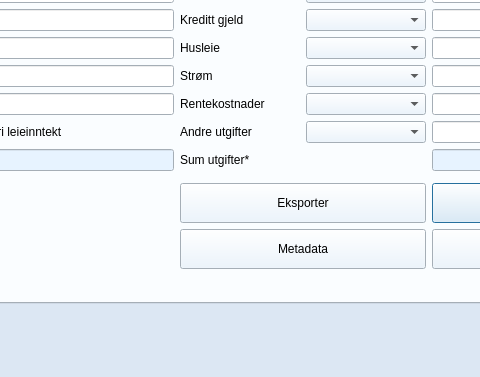
Old version of the form source/ui/views/forms/budget_form.ui in the repository seemir/stressa; both pictures show x 343 to 823 and y 100 to 477 of the 1107 by 477 pixel window.
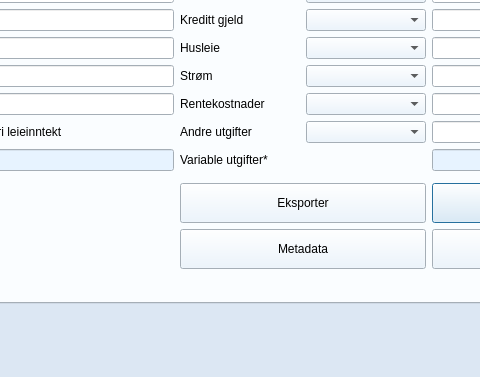
New version of the form. Icons and pictures are not drawn.

Commit message: Renamed one line_edit to variabel_kostnder instead of sum_utgifter

The edit to the form file:
```diff
--- a/source/ui/views/forms/budget_form.ui
+++ b/source/ui/views/forms/budget_form.ui
@@ -1828,7 +1828,7 @@
            <item row="7" column="3">
             <widget class="QLabel" name="label_total_person_utgifter_1">
              <property name="text">
-              <string>Sum utgifter*</string>
+              <string>Variable utgifter*</string>
              </property>
             </widget>
            </item>
```
Left out of the diff: 10 changed lines with no effect on the pictures. The commit also changes 6 other files.
